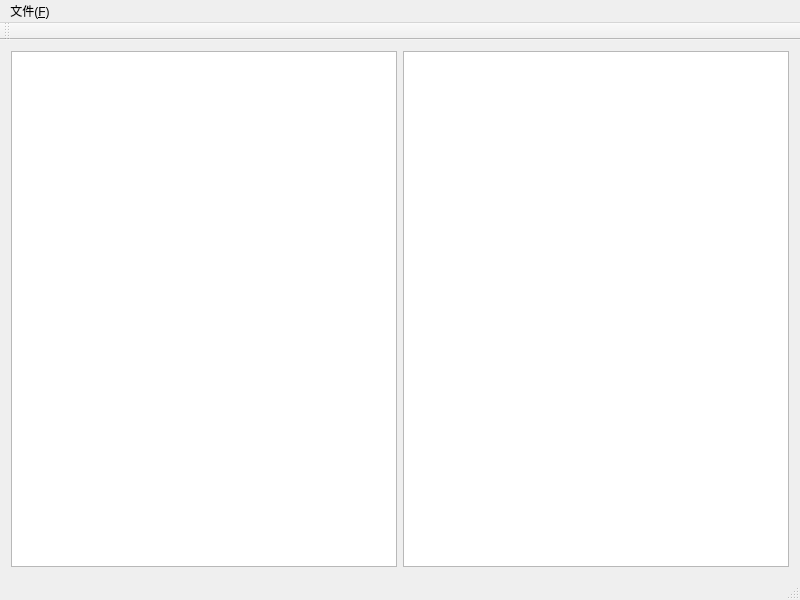
Old version of the form mainwindow.ui in the repository VVZzzz/DIP_demo.
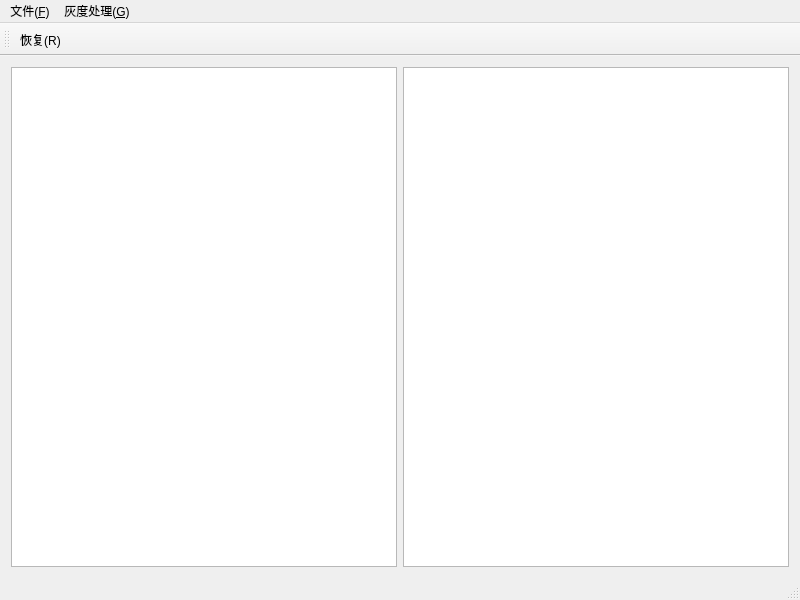
New version of the form.

Commit message: 完成灰度处理的一些函数

What changed in the file:
```diff
--- a/mainwindow.ui
+++ b/mainwindow.ui
@@ -46,7 +46,14 @@
     </property>
     <addaction name="action_OPEN"/>
    </widget>
+   <widget class="QMenu" name="menu_G">
+    <property name="title">
+     <string>灰度处理(&amp;G)</string>
+    </property>
+    <addaction name="action_RGB2GRAY"/>
+   </widget>
    <addaction name="menu_F"/>
+   <addaction name="menu_G"/>
   </widget>
   <widget class="QToolBar" name="mainToolBar">
    <attribute name="toolBarArea">
@@ -55,6 +62,7 @@
    <attribute name="toolBarBreak">
     <bool>false</bool>
    </attribute>
+   <addaction name="action_RESTORE"/>
   </widget>
   <widget class="QStatusBar" name="statusBar"/>
   <action name="action_OPEN">
@@ -68,6 +76,22 @@
     <string>Ctrl+O</string>
    </property>
   </action>
+  <action name="action_RESTORE">
+   <property name="text">
+    <string>恢复(&amp;R)</string>
+   </property>
+   <property name="toolTip">
+    <string>恢复(R)</string>
+   </property>
+  </action>
+  <action name="action_RGB2GRAY">
+   <property name="text">
+    <string>rgb2gray(&amp;B)</string>
+   </property>
+   <property name="toolTip">
+    <string>rgb2gray(B)</string>
+   </property>
+  </action>
  </widget>
  <layoutdefault spacing="6" margin="11"/>
  <resources/>
```
The commit also changes 7 other files.
